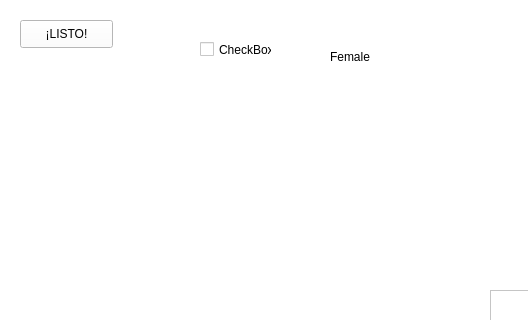
This is src/personaje.ui in jdlmd/Combate_pokemon as Qt 5 draws it before an edit; both pictures show x 0 to 528 and y 0 to 320 of the 800 by 600 pixel window. The edited form follows.
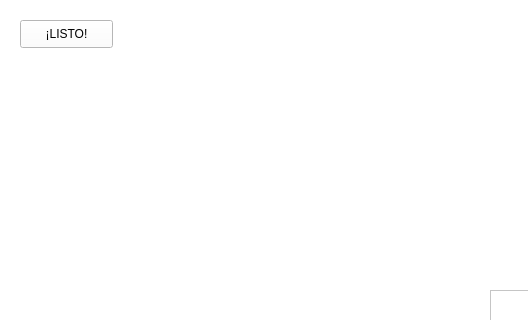
This is the edited form. Icons and pictures are not drawn. Custom widgets are drawn as their Qt base class.

The edit to the form file:
```diff
--- a/src/personaje.ui
+++ b/src/personaje.ui
@@ -51,32 +51,6 @@
      <string/>
     </property>
    </widget>
-   <widget class="QCheckBox" name="checkBox">
-    <property name="geometry">
-     <rect>
-      <x>200</x>
-      <y>40</y>
-      <width>72</width>
-      <height>19</height>
-     </rect>
-    </property>
-    <property name="text">
-     <string>CheckBox</string>
-    </property>
-   </widget>
-   <widget class="QLabel" name="label_5">
-    <property name="geometry">
-     <rect>
-      <x>330</x>
-      <y>50</y>
-      <width>47</width>
-      <height>13</height>
-     </rect>
-    </property>
-    <property name="text">
-     <string>Female</string>
-    </property>
-   </widget>
    <widget class="QLabel" name="label_6">
     <property name="geometry">
      <rect>
```
Left out of the diff: 2 changed lines with no effect on the pictures.
